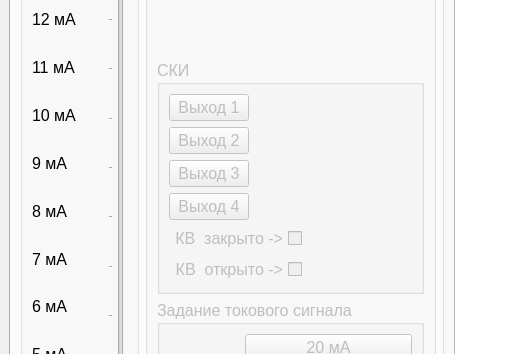
First picture: the form in MainWindow.ui, repository Rekvim/MpiSki, before the edit; both pictures show x 0 to 530 and y 515 to 869 of the 1066 by 1075 pixel window.
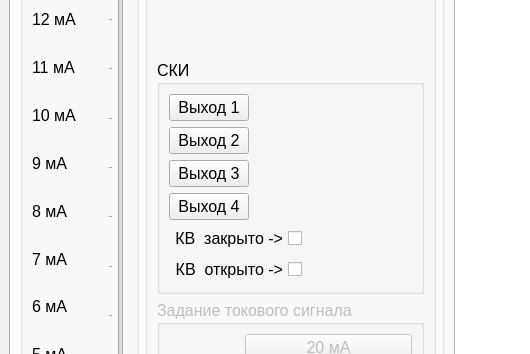
Second picture: the form after the edit. The open tabs and pages were chosen to show the change. Icons and pictures are not drawn. Custom widgets are drawn as their Qt base class.

Patch:
```diff
--- a/MainWindow.ui
+++ b/MainWindow.ui
@@ -561,7 +561,7 @@
            <item>
             <widget class="QGroupBox" name="groupBox_DO">
              <property name="enabled">
-              <bool>false</bool>
+              <bool>true</bool>
              </property>
              <property name="title">
               <string>СКИ</string>
```
Left out of the diff: 6 changed lines with no effect on the pictures.
